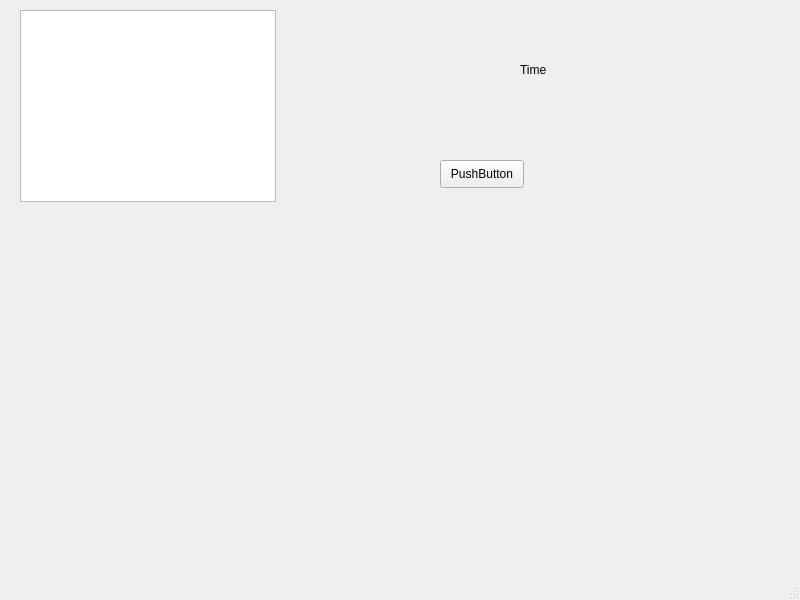
Above: Game/mainwindow.ui from kanniai/tuni-programming before the change. Below: the same form after it.
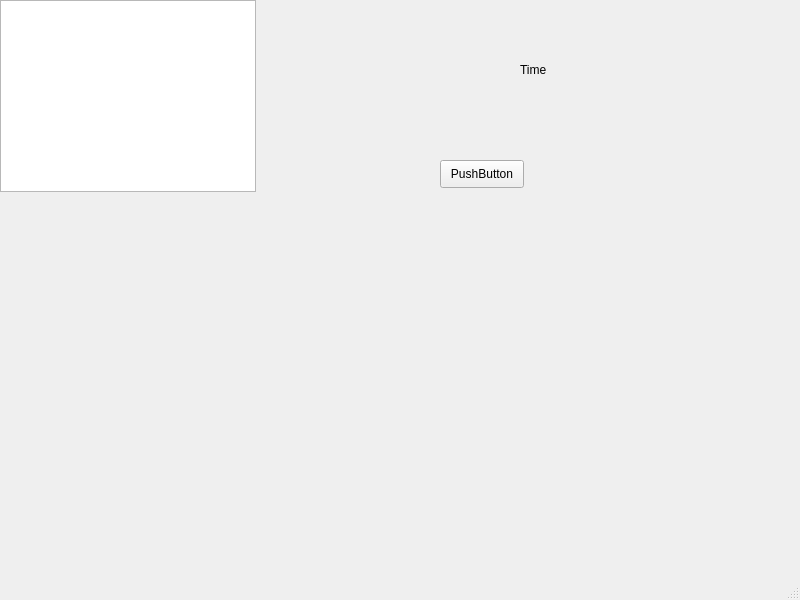
That is the form after the change.

What changed in the file:
```diff
--- a/Game/mainwindow.ui
+++ b/Game/mainwindow.ui
@@ -17,8 +17,8 @@
    <widget class="QGraphicsView" name="gameView">
     <property name="geometry">
      <rect>
-      <x>20</x>
-      <y>10</y>
+      <x>0</x>
+      <y>0</y>
       <width>256</width>
       <height>192</height>
      </rect>
```
